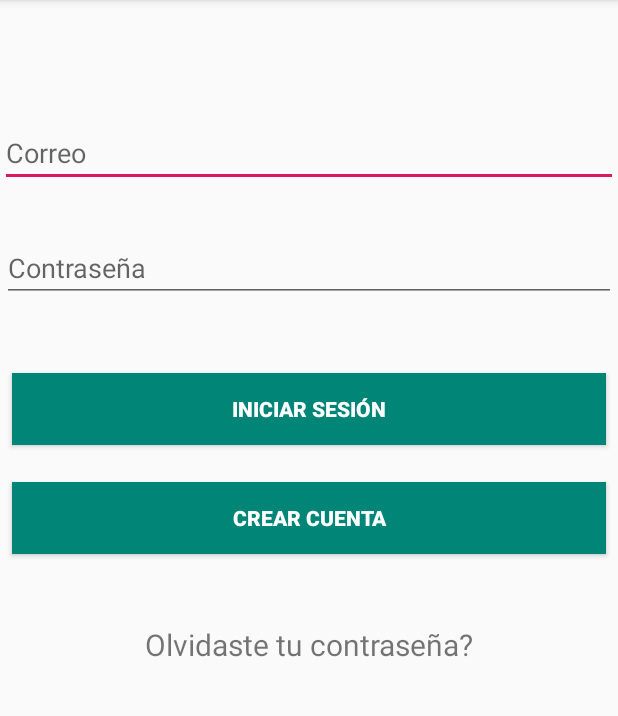
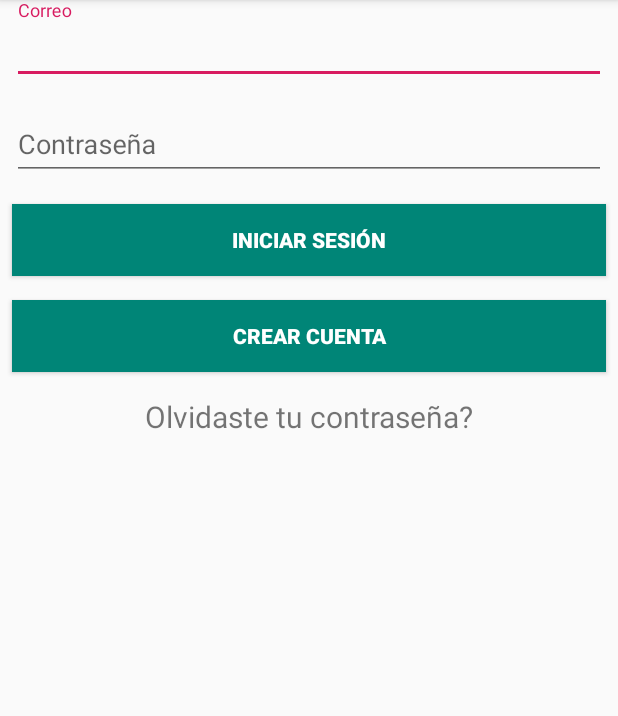
Before and after one commit to DonMed00/NetGames, an Android app: the screen it shows after launch (MainActivity), on a phone screen of 412 x 824 dp, the part 84-800 px from its top. Run offline under Robolectric (Android 15) with nearby library versions, the phone set to English and light mode, and no system bars; our stand-ins replace Firebase (no records; nobody signed in at launch, a user with empty details on screens opened directly), navigation-ui.

```diff
--- a/app/build.gradle
+++ b/app/build.gradle
@@ -64,4 +64,8 @@ dependencies {
 
     implementation 'com.google.firebase:firebase-auth:19.3.0'
     implementation 'com.google.firebase:firebase-database:19.2.1'
+
+
+    implementation 'com.android.support:appcompat-v7:1.0.0-alpha'
+    implementation 'com.android.support:design:23.0.1'
 }
--- a/app/src/main/java/com/donmedapp/netgames/ui/login/LoginFragment.kt
+++ b/app/src/main/java/com/donmedapp/netgames/ui/login/LoginFragment.kt
@@ -23,31 +23,43 @@ import kotlinx.android.synthetic.main.login_fragment.*
 class LoginFragment : Fragment(R.layout.login_fragment) {
 
 
-
     private val settings: SharedPreferences by lazy {
         PreferenceManager.getDefaultSharedPreferences(activity)
     }
 
-    private lateinit var mProgressBar: ProgressDialog
+    //private lateinit var mProgressBar: ProgressDialog
 
     //Creamos nuestra variable de autenticación firebase
     private lateinit var mAuth: FirebaseAuth
 
     override fun onActivityCreated(savedInstanceState: Bundle?) {
         super.onActivityCreated(savedInstanceState)
+        setupViews()
+    }
+
+    private fun setupViews() {
+        setupAppBar()
+        initialise()
+        setupBtns()
+    }
+
+    private fun setupAppBar() {
         (requireActivity() as AppCompatActivity).supportActionBar?.run {
             setTitle(R.string.app_name)
         }
-        initialise()
+    }
+
+    private fun setupBtns() {
         btnLogin.setOnClickListener { login() }
         btnCreate.setOnClickListener {
-            findNavController().navigate(R.id.navigateToRegister) }
+            register()
+        }
     }
 
     /*Creamos un método para inicializar nuestros elementos del diseño y la autenticación de firebase*/
     private fun initialise() {
-        mProgressBar = ProgressDialog(activity)
-        mAuth = FirebaseAuth.getInstance()
+        // mProgressBar = ProgressDialog(activity)
+         mAuth = FirebaseAuth.getInstance()
     }
 
 //Ahora vamos a Iniciar sesión con firebase es muy sencillo
@@ -60,8 +72,8 @@ class LoginFragment : Fragment(R.layout.login_fragment) {
         ) {
 
             //Mostramos el progressdialog
-            mProgressBar.setMessage("Registering User...")
-            mProgressBar.show()
+            //mProgressBar.setMessage("Registering User...")
+            // mProgressBar.show()
 
             //Iniciamos sesión con el método signIn y enviamos usuario y contraseña
             mAuth.signInWithEmailAndPassword(txtEmail.text.toString(), txtPassword.text.toString())
@@ -72,9 +84,9 @@ class LoginFragment : Fragment(R.layout.login_fragment) {
                         goPrincipal() // Creamos nuestro método en la parte de abajo
                     } else {
                         // sino le avisamos el usuairo que orcurrio un problema
-                        mProgressBar.hide()
+                        //mProgressBar.hide()
                         Toast.makeText(
-                            activity, "Authentication failed.",
+                            activity, "Authentication failed",
                             Toast.LENGTH_SHORT
                         ).show()
                     }
@@ -88,9 +100,9 @@ class LoginFragment : Fragment(R.layout.login_fragment) {
 
     private fun goPrincipal() {
 //Ocultamos el progress
-        mProgressBar.hide()
+        //mProgressBar.hide()
         settings.edit {
-            putLong("currentPlayer",1)
+            putLong("currentUser", 1)
         }
         findNavController().navigate(R.id.navigateToPrincipal)
 
@@ -109,9 +121,9 @@ class LoginFragment : Fragment(R.layout.login_fragment) {
 
     }
 
-/*Si quiere registrarse lo enviaremos en la siguiente actividad nos marcara error porque necesitamos crear la actividad*/
-
-    fun register(view: View) {
+    /*Si quiere registrarse lo enviaremos en la siguiente actividad nos marcara error porque necesitamos crear la actividad*/
+    private fun register() {
+        findNavController().navigate(R.id.navigateToRegister)
     }
 
 
--- a/app/src/main/java/com/donmedapp/netgames/ui/principal/PrincipalFragment.kt
+++ b/app/src/main/java/com/donmedapp/netgames/ui/principal/PrincipalFragment.kt
@@ -28,7 +28,7 @@ class PrincipalFragment : Fragment(R.layout.principal_fragment) {
             setTitle(R.string.principal_title)
         }
 
-        if(settings.getLong("currentPlayer",-1)!=1L){
+        if (settings.getLong("currentUser", -1) != 1L) {
             findNavController().navigate(R.id.loginFragment)
         }
     }
--- a/app/src/main/java/com/donmedapp/netgames/ui/register/RegisterFragment.kt
+++ b/app/src/main/java/com/donmedapp/netgames/ui/register/RegisterFragment.kt
@@ -21,7 +21,7 @@ import kotlin.properties.Delegates
  * A simple [Fragment] subclass.
  */
 class RegisterFragment : Fragment(R.layout.register_fragment) {
-    private lateinit var  progressBar: ProgressDialog
+    private lateinit var progressBar: ProgressDialog
     private lateinit var databaseReference: DatabaseReference
     private lateinit var database: FirebaseDatabase
     private lateinit var auth: FirebaseAuth
@@ -34,6 +34,10 @@ class RegisterFragment : Fragment(R.layout.register_fragment) {
 
     override fun onActivityCreated(savedInstanceState: Bundle?) {
         super.onActivityCreated(savedInstanceState)
+        setupViews()
+    }
+
+    private fun setupViews() {
         initialise()
         btnRegister.setOnClickListener { createNewAccount() }
     }
@@ -64,7 +68,8 @@ class RegisterFragment : Fragment(R.layout.register_fragment) {
 
 //Verificamos que los campos estén llenos
         if (firstName.isNotEmpty() && email.isNotEmpty()
-            && password.isNotEmpty()) {
+            && password.isNotEmpty()
+        ) {
 
 /*Antes de iniciar nuestro registro bloqueamos la pantalla o también podemos usar una barra de proceso por lo que progressbar está obsoleto*/
 
@@ -90,10 +95,12 @@ class RegisterFragment : Fragment(R.layout.register_fragment) {
 //Por último nos vamos a la vista home
                     updateUserInfoAndGoHome()
 
-                }.addOnFailureListener{
+                }.addOnFailureListener {
                     // si el registro falla se mostrara este mensaje
-                    Toast.makeText(activity, "Error en la autenticación.",
-                        Toast.LENGTH_SHORT).show()
+                    Toast.makeText(
+                        activity, "Error en la autenticación.",
+                        Toast.LENGTH_SHORT
+                    ).show()
                 }
 
         } else {
@@ -102,9 +109,7 @@ class RegisterFragment : Fragment(R.layout.register_fragment) {
     }
 
     //llamamos el método de crear cuenta en la accion registrar
-    fun register(view: View){
-        createNewAccount()
-    }
+
 
     private fun updateUserInfoAndGoHome() {
         //Nos vamos a la actividad home
@@ -120,13 +125,17 @@ class RegisterFragment : Fragment(R.layout.register_fragment) {
 //Verificamos que la tarea se realizó correctamente
                     task ->
                 if (task.isSuccessful) {
-                    Toast.makeText(activity,
+                    Toast.makeText(
+                        activity,
                         "Email " + user.email,
-                        Toast.LENGTH_SHORT).show()
+                        Toast.LENGTH_SHORT
+                    ).show()
                 } else {
-                    Toast.makeText(activity,
+                    Toast.makeText(
+                        activity,
                         "Error al verificar el correo ",
-                        Toast.LENGTH_SHORT).show()
+                        Toast.LENGTH_SHORT
+                    ).show()
                 }
             }
     }
--- a/app/src/main/res/layout/login_fragment.xml
+++ b/app/src/main/res/layout/login_fragment.xml
@@ -7,33 +7,50 @@
     android:layout_width="match_parent"
     android:layout_height="match_parent">
 
-    <EditText
-        android:id="@+id/txtEmail"
+
+    <LinearLayout
+        android:layout_width="match_parent"
+        android:layout_height="match_parent"
+        android:orientation="vertical">
+
+
+
+    <com.google.android.material.textfield.TextInputLayout
+        android:id="@+id/layoutTxtEmail"
         style="style/viewCustom"
         android:layout_width="match_parent"
         android:layout_height="wrap_content"
         android:hint="@string/email"
         android:inputType="textEmailAddress"
-        app:layout_constraintBottom_toBottomOf="parent"
-        app:layout_constraintEnd_toEndOf="parent"
-        app:layout_constraintHorizontal_bias="1.0"
-        app:layout_constraintStart_toStartOf="parent"
-        app:layout_constraintTop_toTopOf="parent"
-        app:layout_constraintVertical_bias="0.11" />
+        android:layout_marginStart="8dp"
+        android:layout_marginEnd="8dp">
+
+        <EditText
+            android:id="@+id/txtEmail"
+            android:layout_width="match_parent"
+            android:layout_height="wrap_content" />
+
+    </com.google.android.material.textfield.TextInputLayout>
 
 
-    <EditText
-        android:id="@+id/txtPassword"
+    <com.google.android.material.textfield.TextInputLayout
+        android:id="@+id/layoutTxtPassword"
         style="@style/viewCustom"
-        android:layout_width="409dp"
-        android:layout_height="41dp"
+        android:layout_width="match_parent"
+        android:layout_height="wrap_content"
         android:hint="@string/password"
         android:inputType="textPassword"
-        app:layout_constraintBottom_toBottomOf="parent"
-        app:layout_constraintEnd_toEndOf="parent"
-        app:layout_constraintStart_toStartOf="parent"
-        app:layout_constraintTop_toTopOf="parent"
-        app:layout_constraintVertical_bias="0.214" />
+        android:layout_marginStart="8dp"
+
+        android:layout_marginEnd="8dp">
+
+        <EditText
+            android:id="@+id/txtPassword"
+            android:layout_width="match_parent"
+            android:layout_height="wrap_content" />
+
+    </com.google.android.material.textfield.TextInputLayout>
+
 
     <Button
         android:id="@+id/btnLogin"
@@ -43,12 +60,7 @@
         android:background="@color/colorPrimary"
         android:text="@string/login"
         android:textColor="@android:color/white"
-        android:textStyle="bold"
-        app:layout_constraintBottom_toBottomOf="parent"
-        app:layout_constraintEnd_toEndOf="parent"
-        app:layout_constraintStart_toStartOf="parent"
-        app:layout_constraintTop_toTopOf="parent"
-        app:layout_constraintVertical_bias="0.342" />
+        android:textStyle="bold" />
 
     <Button
         android:id="@+id/btnCreate"
@@ -59,12 +71,7 @@
         android:onClick="register"
         android:text="@string/createAct"
         android:textColor="@android:color/white"
-        android:textStyle="bold"
-        app:layout_constraintBottom_toBottomOf="parent"
-        app:layout_constraintEnd_toEndOf="parent"
-        app:layout_constraintStart_toStartOf="parent"
-        app:layout_constraintTop_toTopOf="parent"
-        app:layout_constraintVertical_bias="0.445" />
+        android:textStyle="bold"/>
 
     <TextView
         android:id="@+id/txtForgotPassword"
@@ -75,12 +82,6 @@
         android:gravity="center_horizontal"
         android:onClick="forgotPassword"
         android:text="@string/forgotPassword"
-        android:textSize="20sp"
-        app:layout_constraintBottom_toBottomOf="parent"
-        app:layout_constraintEnd_toEndOf="parent"
-        app:layout_constraintStart_toStartOf="parent"
-        app:layout_constraintTop_toTopOf="parent"
-        app:layout_constraintVertical_bias="0.563" />
-
-
+        android:textSize="20sp" />
+    </LinearLayout>
 </androidx.constraintlayout.widget.ConstraintLayout>
```
